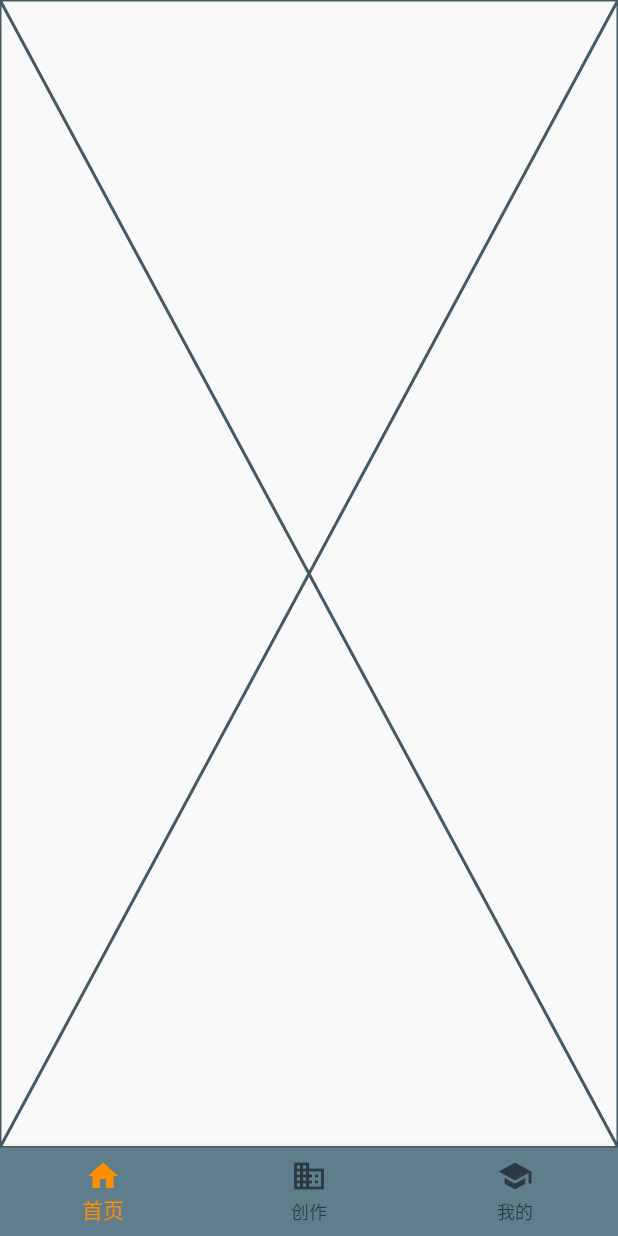
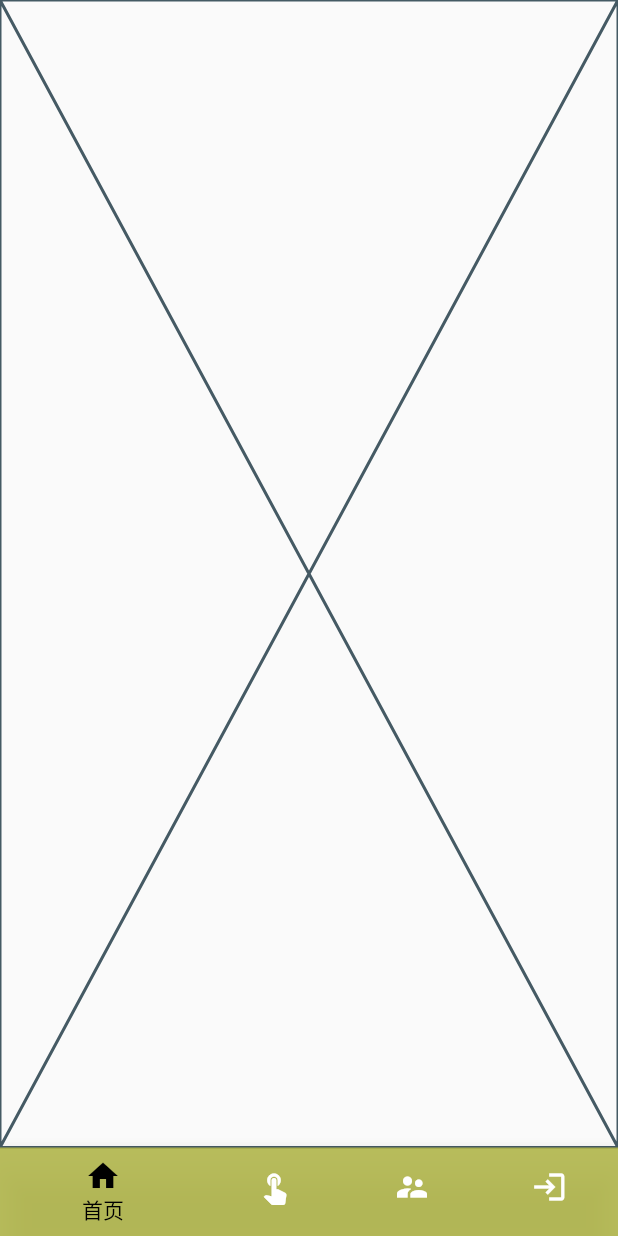
Before and after one commit to jwj1342/VanGogh, a Flutter app: the screen it shows after launch, on a phone screen of 412 x 824 dp. Run offline on Flutter 3.47's test engine with Material 2 defaults, Android fonts, the phone set to English and light mode, and no system bars; Roboto replaces fonts that are missing (HanaMinA).

Commit message:
完成导航栏的开发，在导航栏中加入登录栏目方便开发。

```diff
--- a/lib/main.dart
+++ b/lib/main.dart
@@ -1,5 +1,6 @@
 import 'package:flutter/material.dart';
-import 'package:vangogh/Create/creat_page.dart';
+import 'package:vangogh/Auth/login_page.dart';
+import 'package:vangogh/Create/create_page.dart';
 import 'package:vangogh/Home/home_page.dart';
 import 'package:vangogh/My/my_page.dart';
 
@@ -35,13 +36,10 @@ class MyStatefulWidget extends StatefulWidget {
 class _MyStatefulWidgetState extends State<MyStatefulWidget> {
   int _selectedIndex = 0;
   static const List<Widget> _widgetOptions = <Widget>[
-    // Text(
-    //   'Index 0: Home',
-    //   style: optionStyle,
-    // ),
     HomePage(),
     CreatePage(),
     MyPage(),
+    LoginPage(),
   ];
 
   void _onItemTapped(int index) {
@@ -57,22 +55,32 @@ class _MyStatefulWidgetState extends State<MyStatefulWidget> {
         child: _widgetOptions.elementAt(_selectedIndex),
       ),
       bottomNavigationBar: BottomNavigationBar(
+        type: BottomNavigationBarType.shifting,
         items: const <BottomNavigationBarItem>[
           BottomNavigationBarItem(
             icon: Icon(Icons.home),
             label: '首页',
+            backgroundColor: Color.fromRGBO(177, 182, 75, 0.9),
           ),
           BottomNavigationBarItem(
-            icon: Icon(Icons.business),
+            icon: Icon(Icons.touch_app),
             label: '创作',
+            backgroundColor: Color.fromRGBO(111, 136, 120, 1),
           ),
           BottomNavigationBarItem(
-            icon: Icon(Icons.school),
+            icon: Icon(Icons.supervisor_account),
             label: '我的',
+            backgroundColor: Color.fromRGBO(173, 170, 196, 1),
+          ),
+          BottomNavigationBarItem(
+            //这个登录的几面接口仅供开发使用，最后会移除。
+            icon: Icon(Icons.login),
+            label: '登录',
+            backgroundColor: Colors.red,
           ),
         ],
         currentIndex: _selectedIndex,
-        selectedItemColor: Colors.amber[800],
+        selectedItemColor: Colors.black,
         onTap: _onItemTapped,
       ),
     );
```
Also changed, not shown: lib/Create/create_page.dart (renamed from lib/Create/creat_page.dart).
